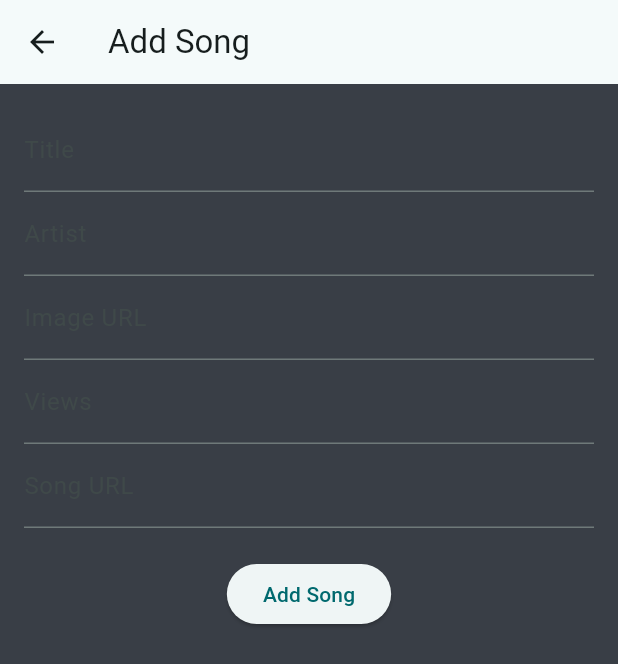
After one commit to lam4est/Music-App-Flutter, a Flutter app: the AdminTabbar screen opened directly, item 3 of the bottom bar chosen, after a tap on the "add" icon, on a phone screen of 412 x 824 dp. The commit adds this screen. Shown: the top 664 px of the screen. Run offline on Flutter 3.47's test engine with Material 3 defaults, Android fonts, the phone set to English and light mode, and no system bars; our stand-ins replace audioplayers, image_picker, palette_generator, shared_preferences, speech_to_text; missing offline and left inert: dart:ffi, email_otp, mysql1; accounts and stored records are empty.

Commit message:
Build a song management page with the functions of adding, editing, deleting, and song active (without user view)

```diff
--- a/music_app_flutter/lib/admin/navigation/tabbar.dart
+++ b/music_app_flutter/lib/admin/navigation/tabbar.dart
@@ -1,5 +1,6 @@
 import 'package:flutter/material.dart';
 import 'package:music_app_flutter/admin/views/home.dart';
+import 'package:music_app_flutter/admin/views/song_management.dart';
 import 'package:music_app_flutter/admin/views/user_management.dart';
 
 class AdminTabbar extends StatefulWidget {
@@ -19,7 +20,7 @@ class _AdminTabbarState extends State<AdminTabbar> {
         children: [
           renderView(0, HomeView()),
           renderView(1, UserManagementView()),
-          // renderView(3, ProfileView()),
+          renderView(2, SongManagementView()),
         ],
       ),
       bottomNavigationBar: BottomNavigationBar(
@@ -36,12 +37,12 @@ class _AdminTabbarState extends State<AdminTabbar> {
           ),
           BottomNavigationBarItem(
             icon: Icon(Icons.library_music),
-            label: "User Manage",
+            label: "User Manager",
           ),
-          // BottomNavigationBarItem(
-          //   icon: Icon(Icons.person),
-          //   label: "Profile",
-          // ),
+          BottomNavigationBarItem(
+            icon: Icon(Icons.person),
+            label: "Song Manager",
+          ),
         ],
       ),
     );
--- /dev/null
+++ b/music_app_flutter/lib/admin/views/song_management.dart
@@ -0,0 +1,373 @@
+import 'package:flutter/material.dart';
+import 'package:music_app_flutter/admin/widgets/song_row_card.dart';
+import 'package:music_app_flutter/logic/models/songs.dart';
+import 'package:music_app_flutter/logic/mysql.dart';
+
+class SongManagementView extends StatefulWidget {
+  const SongManagementView({super.key});
+
+  @override
+  State<SongManagementView> createState() => _SongManagementViewState();
+}
+
+class _SongManagementViewState extends State<SongManagementView> {
+  List<Song> songs = [];
+  List<Song> filteredSongs = [];
+  final Mysql _db = Mysql();
+
+  @override
+  void initState() {
+    super.initState();
+    fetchSongsFromDatabase();
+  }
+
+  Future<void> fetchSongsFromDatabase() async {
+    var songData = await _db.getSongs('all');
+    setState(() {
+      songs = songData.map((data) => Song.fromMap(data)).toList();
+      filteredSongs = songs;
+    });
+  }
+
+  void searchSongs(String query) {
+    setState(() {
+      filteredSongs = songs
+          .where(
+              (song) => song.title.toLowerCase().contains(query.toLowerCase()))
+          .toList();
+    });
+  }
+
+  Future<void> addSong(Song song) async {
+    await _db.addSong(song);
+    fetchSongsFromDatabase();
+  }
+
+  Future<void> editSong(Song updatedSong) async {
+    await _db.editSong(updatedSong);
+    fetchSongsFromDatabase();
+  }
+
+  Future<void> deleteSong(int id) async {
+    await _db.deleteSong(id);
+    fetchSongsFromDatabase();
+  }
+
+  Future<void> toggleSongActive(Song song) async {
+    await _db.toggleSongActive(song.songID, song.active);
+    fetchSongsFromDatabase();
+  }
+
+  @override
+  Widget build(BuildContext context) {
+    return Scaffold(
+      appBar: AppBar(
+        title: Text(
+          'Manage your songs',
+          style: TextStyle(
+              fontSize: 32,
+              fontWeight: FontWeight.bold,
+              color: Color.fromRGBO(0, 173, 181, 1.0)),
+        ),
+        backgroundColor: Color.fromRGBO(57, 62, 70, 1.0),
+        actions: [
+          IconButton(
+            icon: CircleAvatar(
+              radius: 35,
+              backgroundColor: Color.fromRGBO(0, 173, 181, 1.0),
+              child: Icon(Icons.add,
+                  color: Color.fromRGBO(238, 238, 238, 1.0), size: 25),
+            ),
+            onPressed: () {
+              Navigator.push(
+                context,
+                MaterialPageRoute(
+                  builder: (context) => AddSongScreen(
+                    onAdd: addSong,
+                  ),
+                ),
+              );
+            },
+          )
+        ],
+        bottom: PreferredSize(
+          preferredSize: Size.fromHeight(60),
+          child: Padding(
+            padding: const EdgeInsets.symmetric(horizontal: 16, vertical: 10),
+            child: TextField(
+              decoration: InputDecoration(
+                prefixIcon: Icon(Icons.search),
+                hintText: 'Search songs',
+                border: OutlineInputBorder(
+                  borderRadius: BorderRadius.circular(14),
+                ),
+              ),
+              onChanged: searchSongs,
+            ),
+          ),
+        ),
+      ),
+      backgroundColor: Color.fromRGBO(57, 62, 70, 1.0),
+      body: ListView.builder(
+        itemCount: filteredSongs.length,
+        itemBuilder: (context, index) {
+          final song = filteredSongs[index];
+          return SongRowCard(
+            song: song,
+            onEdit: () {
+              Navigator.push(
+                context,
+                MaterialPageRoute(
+                  builder: (context) => EditSongScreen(
+                    song: song,
+                    onEdit: editSong,
+                  ),
+                ),
+              );
+            },
+            onDelete: () {
+              deleteSong(song.songID);
+            },
+            onToggleActive: () {
+              toggleSongActive(song);
+            },
+          );
+        },
+      ),
+    );
+  }
+}
+
+class AddSongScreen extends StatefulWidget {
+  final Function(Song) onAdd;
+
+  const AddSongScreen({required this.onAdd, super.key});
+
+  @override
+  State<AddSongScreen> createState() => _AddSongScreenState();
+}
+
+class _AddSongScreenState extends State<AddSongScreen> {
+  final _formKey = GlobalKey<FormState>();
+  final _titleController = TextEditingController();
+  final _artistController = TextEditingController();
+  final _imageController = TextEditingController();
+  final _viewsController = TextEditingController();
+  final _songUrlController = TextEditingController();
+
+  void _submit() {
+    if (_formKey.currentState!.validate()) {
+      final newSong = Song(
+        songID: DateTime.now().millisecondsSinceEpoch,
+        title: _titleController.text,
+        artist: _artistController.text,
+        image: _imageController.text,
+        views: int.parse(_viewsController.text),
+        songUrl: _songUrlController.text,
+        active: 0,
+      );
+
+      widget.onAdd(newSong);
+      Navigator.pop(context);
+    }
+  }
+
+  @override
+  Widget build(BuildContext context) {
+    return Scaffold(
+      appBar: AppBar(
+        title: Text('Add Song'),
+      ),
+      backgroundColor: Color.fromRGBO(57, 62, 70, 1.0),
+      body: Padding(
+        padding: const EdgeInsets.all(16.0),
+        child: Form(
+          key: _formKey,
+          child: Column(
+            children: [
+              TextFormField(
+                controller: _titleController,
+                decoration: InputDecoration(labelText: 'Title'),
+                validator: (value) {
+                  if (value == null || value.isEmpty) {
+                    return 'Please enter a title';
+                  }
+                  return null;
+                },
+              ),
+              TextFormField(
+                controller: _artistController,
+                decoration: InputDecoration(labelText: 'Artist'),
+                validator: (value) {
+                  if (value == null || value.isEmpty) {
+                    return 'Please enter an artist';
+                  }
+                  return null;
+                },
+              ),
+              TextFormField(
+                controller: _imageController,
+                decoration: InputDecoration(labelText: 'Image URL'),
+                validator: (value) {
+                  if (value == null || value.isEmpty) {
+                    return 'Please enter an image URL';
+                  }
+                  return null;
+                },
+              ),
+              TextFormField(
+                controller: _viewsController,
+                decoration: InputDecoration(labelText: 'Views'),
+                keyboardType: TextInputType.number,
+                validator: (value) {
+                  if (value == null || value.isEmpty) {
+                    return 'Please enter the number of views';
+                  }
+                  return null;
+                },
+              ),
+              TextFormField(
+                controller: _songUrlController,
+                decoration: InputDecoration(labelText: 'Song URL'),
+                validator: (value) {
+                  if (value == null || value.isEmpty) {
+                    return 'Please enter the song URL';
+                  }
+                  return null;
+                },
+              ),
+              SizedBox(height: 20),
+              ElevatedButton(
+                onPressed: _submit,
+                child: Text('Add Song'),
+              ),
+            ],
+          ),
+        ),
+      ),
+    );
+  }
+}
+
+class EditSongScreen extends StatefulWidget {
+  final Song song;
+  final Function(Song) onEdit;
+
+  const EditSongScreen({required this.song, required this.onEdit, super.key});
+
+  @override
+  State<EditSongScreen> createState() => _EditSongScreenState();
+}
+
+class _EditSongScreenState extends State<EditSongScreen> {
+  final _formKey = GlobalKey<FormState>();
+  late TextEditingController _titleController;
+  late TextEditingController _artistController;
+  late TextEditingController _imageController;
+  late TextEditingController _viewsController;
+  late TextEditingController _songUrlController;
+
+  @override
+  void initState() {
+    super.initState();
+    _titleController = TextEditingController(text: widget.song.title);
+    _artistController = TextEditingController(text: widget.song.artist);
+    _imageController = TextEditingController(text: widget.song.image);
+    _viewsController =
+        TextEditingController(text: widget.song.views.toString());
+    _songUrlController = TextEditingController(text: widget.song.songUrl);
+  }
+
+  void _submit() {
+    if (_formKey.currentState!.validate()) {
+      final updatedSong = Song(
+        songID: widget.song.songID,
+        title: _titleController.text,
+        artist: _artistController.text,
+        image: _imageController.text,
+        views: int.parse(_viewsController.text),
+        songUrl: _songUrlController.text,
+        active: widget.song.active,
+      );
+
+      widget.onEdit(updatedSong);
+      Navigator.pop(context);
+    }
+  }
+
+  @override
+  Widget build(BuildContext context) {
+    return Scaffold(
+      appBar: AppBar(
+        title: Text('Edit Song'),
+      ),
+      backgroundColor: Color.fromRGBO(57, 62, 70, 1.0),
+      body: Padding(
+        padding: const EdgeInsets.all(16.0),
+        child: Form(
+          key: _formKey,
+          child: Column(
+            children: [
+              TextFormField(
+                controller: _titleController,
+                decoration: InputDecoration(labelText: 'Title'),
+                validator: (value) {
+                  if (value == null || value.isEmpty) {
+                    return 'Please enter a title';
+                  }
+                  return null;
+                },
+              ),
+              TextFormField(
+                controller: _artistController,
+                decoration: InputDecoration(labelText: 'Artist'),
+                validator: (value) {
+                  if (value == null || value.isEmpty) {
+                    return 'Please enter an artist';
+                  }
+                  return null;
+                },
+              ),
+              TextFormField(
+                controller: _imageController,
+                decoration: InputDecoration(labelText: 'Image URL'),
+                validator: (value) {
+                  if (value == null || value.isEmpty) {
+                    return 'Please enter an image URL';
+                  }
+                  return null;
+                },
+              ),
+              TextFormField(
+                controller: _viewsController,
+                decoration: InputDecoration(labelText: 'Views'),
+                keyboardType: TextInputType.number,
+                validator: (value) {
+                  if (value == null || value.isEmpty) {
+                    return 'Please enter the number of views';
+                  }
+                  return null;
+                },
+              ),
+              TextFormField(
+                controller: _songUrlController,
+                decoration: InputDecoration(labelText: 'Song URL'),
+                validator: (value) {
+                  if (value == null || value.isEmpty) {
+                    return 'Please enter the song URL';
+                  }
+                  return null;
+                },
+              ),
+              SizedBox(height: 20),
+              ElevatedButton(
+                onPressed: _submit,
+                child: Text('Save Changes'),
+              ),
+            ],
+          ),
+        ),
+      ),
+    );
+  }
+}
--- a/music_app_flutter/lib/admin/views/user_management.dart
+++ b/music_app_flutter/lib/admin/views/user_management.dart
@@ -1,4 +1,5 @@
 import 'package:flutter/material.dart';
+import 'package:music_app_flutter/admin/widgets/user_row_card.dart';
 import 'package:music_app_flutter/logic/models/users.dart';
 import 'package:music_app_flutter/logic/mysql.dart';
 
@@ -22,19 +23,18 @@ class _UserManagementViewState extends State<UserManagementView> {
   void _searchUsers(String keyword) async {
     var db = Mysql();
     var results = await db.searchUser(keyword);
-    print('Users from DB: $results'); // Debug
     List<User> users = results.map((row) => User.fromMap(row)).toList();
     setState(() {
       _users = users;
-      print('Updated _users: $_users'); // Debug
     });
   }
 
   void _toggleUserActivation(User user) async {
     var db = Mysql();
-    await db.updateUserActivation(user.id, !user.isActive); // Đảo ngược giá trị bool
+    await db.updateUserActivation(
+        user.id, !user.isActive);
     setState(() {
-      user.isActive = !user.isActive; // Cập nhật trạng thái trong UI
+      user.isActive = !user.isActive;
     });
   }
 
@@ -42,18 +42,30 @@ class _UserManagementViewState extends State<UserManagementView> {
   Widget build(BuildContext context) {
     return Scaffold(
       appBar: AppBar(
-        title: Text("User Management"),
+        title: Text(
+          'Manage your users',
+          style: TextStyle(
+            fontSize: 32,
+            fontWeight: FontWeight.bold,
+            color: Color.fromRGBO(0, 173, 181, 1.0),
           ),
+        ),
+        backgroundColor: Color.fromRGBO(57, 62, 70, 1.0),
+      ),
+      backgroundColor: Color.fromRGBO(57, 62, 70, 1.0),
       body: Column(
+        crossAxisAlignment: CrossAxisAlignment.stretch,
         children: [
           Padding(
-            padding: const EdgeInsets.all(8.0),
+            padding: const EdgeInsets.symmetric(horizontal: 16, vertical: 10),
             child: TextField(
               controller: _searchController,
               decoration: InputDecoration(
                 labelText: "Search",
                 prefixIcon: Icon(Icons.search),
-                border: OutlineInputBorder(),
+                border: OutlineInputBorder(
+                  borderRadius: BorderRadius.circular(14),
+                ),
               ),
               onChanged: (query) {
                 _searchUsers(query);
@@ -61,6 +73,8 @@ class _UserManagementViewState extends State<UserManagementView> {
             ),
           ),
           Expanded(
+            child: Padding(
+              padding: const EdgeInsets.symmetric(horizontal: 13),
               child: ListView.builder(
                 itemCount: _users.length,
                 itemBuilder: (context, index) {
@@ -72,36 +86,9 @@ class _UserManagementViewState extends State<UserManagementView> {
                 },
               ),
             ),
+          ),
         ],
       ),
     );
   }
 }
-
-class UserRowCard extends StatelessWidget {
-  final User user;
-  final VoidCallback onActivate;
-
-  const UserRowCard({
-    required this.user,
-    required this.onActivate,
-  });
-
-  @override
-  Widget build(BuildContext context) {
-    return Card(
-      child: ListTile(
-        leading: Icon(Icons.person),
-        title: Text(user.username),
-        subtitle: Text(user.email),
-        trailing: IconButton(
-          icon: Icon(
-            user.isActive ? Icons.check_circle : Icons.check_circle_outline,
-            color: user.isActive ? Colors.green : Colors.grey,
-          ),
-          onPressed: onActivate,
-        ),
-      ),
-    );
-  }
-}
--- a/music_app_flutter/lib/admin/widgets/user_row_card.dart
+++ b/music_app_flutter/lib/admin/widgets/user_row_card.dart
@@ -20,7 +20,9 @@ class UserRowCard extends StatelessWidget {
         trailing: IconButton(
           icon: Icon(
             user.isActive ? Icons.check_circle : Icons.check_circle_outline,
-            color: user.isActive ? Colors.green : Colors.grey,
+            color: user.isActive
+                ? Color.fromRGBO(0, 173, 181, 1.0)
+                : Color.fromRGBO(238, 238, 238, 1.0),
           ),
           onPressed: onActivate,
         ),
--- a/music_app_flutter/lib/logic/models/songs.dart
+++ b/music_app_flutter/lib/logic/models/songs.dart
@@ -5,6 +5,7 @@ class Song {
   final String image;
   final int views;
   final String songUrl;
+  final int active;
 
   Song({
     required this.songID,
@@ -13,6 +14,7 @@ class Song {
     required this.image,
     required this.views,
     required this.songUrl,
+    required this.active,
   });
 
   Map<String, dynamic> toJson() {
@@ -23,6 +25,19 @@ class Song {
       'image': image,
       'views': views,
       'songUrl': songUrl,
+      'active': active,
     };
   }
+
+  factory Song.fromMap(Map<String, dynamic> map) {
+    return Song(
+      songID: map['songID'] ?? 0,
+      title: map['title'] ?? '',
+      artist: map['artist'] ?? '',
+      image: map['image'] ?? '',
+      views: map['views'] ?? 0,
+      songUrl: map['songUrl'] ?? '',
+      active: map['active'] ?? 0,
+    );
+  }
 }
--- a/music_app_flutter/lib/logic/mysql.dart
+++ b/music_app_flutter/lib/logic/mysql.dart
@@ -1,5 +1,6 @@
 import 'dart:ffi';
 
+import 'package:music_app_flutter/logic/models/songs.dart';
 import 'package:mysql1/mysql1.dart';
 
 class Mysql {
@@ -90,16 +91,84 @@ class Mysql {
         case 'top_charts':
           query = 'SELECT * FROM songs ORDER BY views desc LIMIT 10';
           break;
+        case 'all':
+        default:
+          query = 'SELECT * FROM songs';
       }
       var results = await conn.query(query);
       return results.map((row) {
         var fields = row.fields;
-        fields['audioUrl'] = fields['file'];
+        fields['songID'] = fields['id'];
+        fields['songUrl'] = fields['file'];
         return fields;
       }).toList();
     } catch (e) {
       print('Failed to get songs: $e');
       return [];
+    } finally {
+      await conn.close();
+    }
+  }
+
+  Future<void> addSong(Song song) async {
+    var conn = await getConnection();
+    try {
+      await conn.query(
+        'INSERT INTO songs (title, artist, image, views, file) VALUES (?, ?, ?, ?, ?)',
+        [song.title, song.artist, song.image, song.views, song.songUrl],
+      );
+    } catch (e) {
+      print('Failed to add song: $e');
+    } finally {
+      await conn.close();
+    }
+  }
+
+  Future<void> editSong(Song song) async {
+    var conn = await getConnection();
+    try {
+      await conn.query(
+        'UPDATE songs SET title = ?, artist = ?, image = ?, views = ?, file = ? WHERE id = ?',
+        [
+          song.title,
+          song.artist,
+          song.image,
+          song.views,
+          song.songUrl,
+          song.songID
+        ],
+      );
+    } catch (e) {
+      print('Failed to edit song: $e');
+    } finally {
+      await conn.close();
+    }
+  }
+
+  Future<void> deleteSong(int id) async {
+    var conn = await getConnection();
+    try {
+      await conn.query(
+        'DELETE FROM songs WHERE id = ?',
+        [id],
+      );
+    } catch (e) {
+      print('Failed to delete song: $e');
+    } finally {
+      await conn.close();
+    }
+  }
+
+  Future<void> toggleSongActive(int songID, int currentStatus) async {
+    var conn = await getConnection();
+    try {
+      int newStatus = currentStatus == 0 ? 1 : 0;
+      await conn.query(
+        'UPDATE songs SET active = ? WHERE id = ?',
+        [newStatus, songID],
+      );
+    } catch (e) {
+      print('Failed to toggle song active status: $e');
     } finally {
       await conn.close();
     }
--- a/music_app_flutter/lib/user/views/search.dart
+++ b/music_app_flutter/lib/user/views/search.dart
@@ -222,6 +222,7 @@ class SearchResult extends StatelessWidget {
                   views: song['views'],
                   songUrl: song['file'],
                   songID: song['id'],
+                  active: song['active'],
                 );
                 context.read<SongProvider>().playSong(selectedSong);
               },
--- a/music_app_flutter/lib/user/widgets/PlaylistUtils.dart
+++ b/music_app_flutter/lib/user/widgets/PlaylistUtils.dart
@@ -57,6 +57,7 @@ class PlaylistUtils {
                     String image = song['image'] ?? '';
                     int views = song['views'] ?? 0;
                     String songUrl = song['audioUrl'] ?? '';
+                    int active = song['active'] ?? 0;
 
                     // Kiểm tra nếu songID là null thì không thực hiện tiếp
                     if (songID == null) {
@@ -72,6 +73,7 @@ class PlaylistUtils {
                       image: image,
                       views: views,
                       songUrl: songUrl,
+                      active: active,
                     );
                     addSongToPlaylist(playlistName, songObject.toJson());
                     Navigator.of(context).pop();
```
Also changed, not shown: music_app_flutter/lib/admin/widgets/song_row_card.dart (added, +78 -0 lines). Lines whose indentation alone changed are shown as unchanged.
